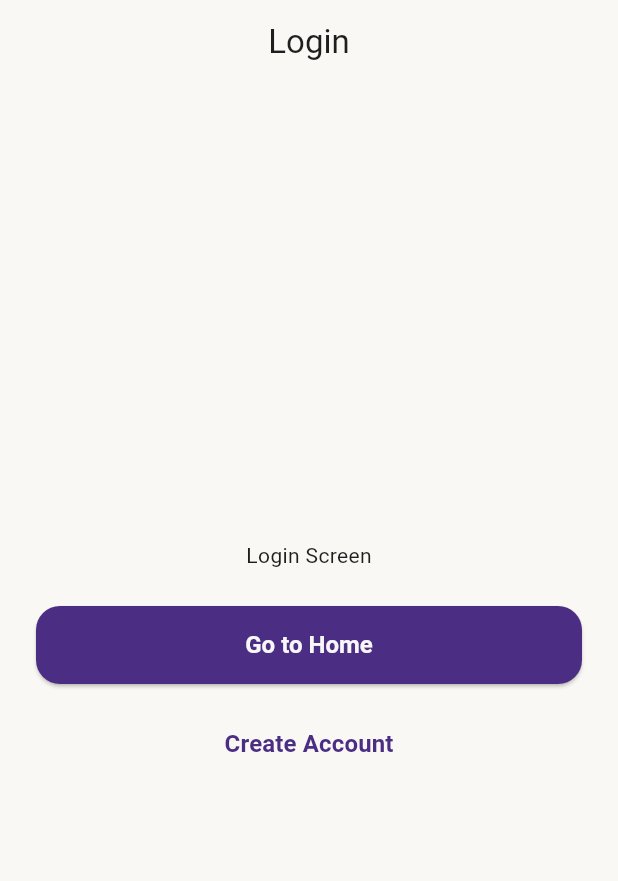
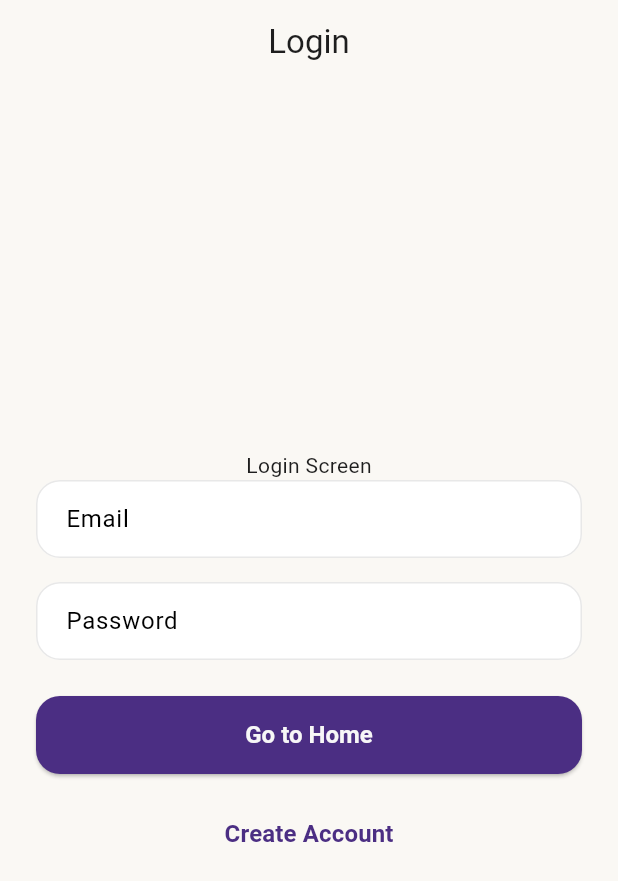
Before and after one commit to ziad7118m/aurelia, a Flutter app: the screen it shows after launch, on a phone screen of 412 x 824 dp. Shown: the top 881 px of the screen. Run offline on Flutter 3.47's test engine with Material 3 defaults, Android fonts, the phone set to English and light mode, and no system bars; our stand-ins replace dio, flutter_bloc, flutter_secure_storage, get_it, shared_preferences.

Commit message:
feat: connect login screen with login cubit

```diff
--- a/lib/core/routing/app_router.dart
+++ b/lib/core/routing/app_router.dart
@@ -1,10 +1,13 @@
 import 'package:aurelia/core/routing/routes.dart';
 import 'package:aurelia/features/onboarding/presentation/screens/splash_screen.dart';
 import 'package:flutter/material.dart';
+import 'package:flutter_bloc/flutter_bloc.dart';
 
+import '../../features/auth/logic/cubit/login_cubit.dart';
 import '../../features/auth/presentation/screens/login_screen.dart';
 import '../../features/auth/presentation/screens/register_screen.dart';
 import '../../features/home/presentation/screens/home_screen.dart';
+import '../di/dependency_injection.dart';
 
 class AppRouter {
   Route? generateRoute(RouteSettings settings) {
@@ -13,7 +16,11 @@ class AppRouter {
         return MaterialPageRoute(builder: (_) => const SplashScreen());
       case Routes.login:
         return MaterialPageRoute(
-          builder: (_) => const LoginScreen(),
+          builder: (_) =>
+              BlocProvider(
+                create: (context) => getIt<LoginCubit>(),
+                child: LoginScreen(),
+              ),
         );
 
       case Routes.register:
@@ -28,7 +35,7 @@ class AppRouter {
       default:
         return MaterialPageRoute(
           builder: (_) =>
-              const Scaffold(body: Center(child: Text('Page not found'))),
+          const Scaffold(body: Center(child: Text('Page not found'))),
         );
     }
   }
--- a/lib/features/auth/presentation/screens/login_screen.dart
+++ b/lib/features/auth/presentation/screens/login_screen.dart
@@ -1,29 +1,78 @@
 import 'package:aurelia/core/routing/routes.dart';
+import 'package:aurelia/features/auth/logic/cubit/login_cubit.dart';
+import 'package:aurelia/features/auth/logic/cubit/login_state.dart';
 import 'package:flutter/material.dart';
+import 'package:flutter_bloc/flutter_bloc.dart';
 
 import '../../../../core/localization/app_localization_extension.dart';
 
-class LoginScreen extends StatelessWidget {
+class LoginScreen extends StatefulWidget {
   const LoginScreen({super.key});
+
+  @override
+  State<LoginScreen> createState() => _LoginScreenState();
+}
+
+class _LoginScreenState extends State<LoginScreen> {
+  final emailController = TextEditingController();
+  final passwordController = TextEditingController();
+
+  @override
+  void dispose() {
+    emailController.dispose();
+    passwordController.dispose();
+    super.dispose();
+  }
 
   @override
   Widget build(BuildContext context) {
     return Scaffold(
       appBar: AppBar(title: Text(context.translate('login'))),
-      body: Padding(
+      body: BlocConsumer<LoginCubit, LoginState>(
+        listener: (context, state) {
+          if (state is LoginSuccess) {
+            Navigator.pushNamedAndRemoveUntil(
+              context,
+              Routes.home,
+              (route) => false,
+            );
+          }else if (state is LoginFailure) {
+            ScaffoldMessenger.of(
+              context,
+            ).showSnackBar(SnackBar(content: Text(state.message)));
+          }
+        },
+        builder: (context, state) {
+          return Padding(
             padding: const EdgeInsets.all(24),
             child: Column(
               mainAxisAlignment: MainAxisAlignment.center,
               children: [
                 Text(context.translate('Login Screen')),
-
+                TextFormField(
+                  controller: emailController,
+                  keyboardType: TextInputType.emailAddress,
+                  decoration: const InputDecoration(hintText: 'Email'),
+                ),
+                const SizedBox(height: 16),
+                TextFormField(
+                  controller: passwordController,
+                  obscureText: true,
+                  decoration: const InputDecoration(hintText: 'Password'),
+                ),
                 const SizedBox(height: 24),
 
                 ElevatedButton(
-              onPressed: () {
-                Navigator.pushReplacementNamed(context, Routes.home);
+                  onPressed: state is LoginLoading
+                      ? null
+                      : () {
+                          context.read<LoginCubit>().login(
+                            email: emailController.text.trim(),
+                            password: passwordController.text.trim(),
+                          );
                         },
-              child:  Text(context.translate('Go to Home')),
+                  child: state is LoginLoading? const CircularProgressIndicator() :
+                  Text(context.translate('Go to Home')),
                 ),
 
                 const SizedBox(height: 16),
@@ -36,6 +85,8 @@ class LoginScreen extends StatelessWidget {
                 ),
               ],
             ),
+          );
+        },
       ),
     );
   }
```
Lines whose indentation alone changed are shown as unchanged.
